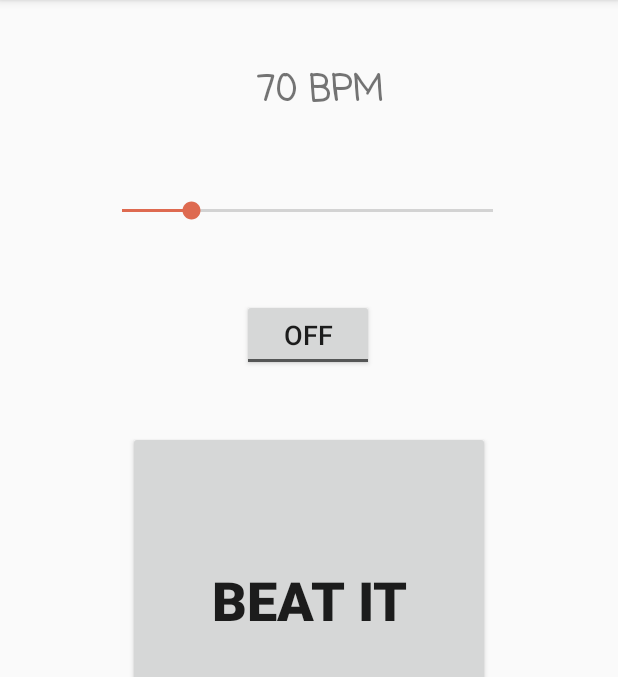
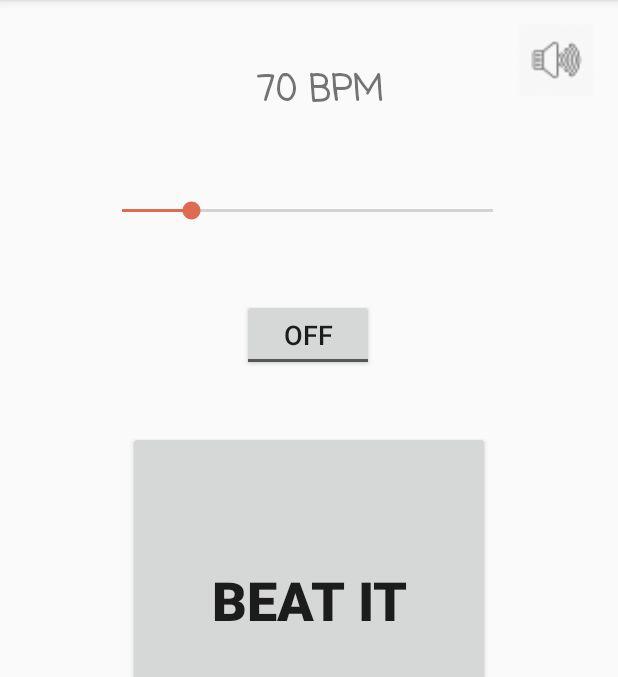
Before and after one commit to PaulDance/PocketBeat, an Android app: the screen it shows after launch (MainActivity), on a phone screen of 412 x 824 dp, the part 84-761 px from its top. Run offline under Robolectric (Android 15) with nearby library versions, the phone set to English and light mode, and no system bars.

Commit message:
Added mute button
Added a ToggleButton in the main Fragment in order to enable the user to mute the sound coming from the application but not the vibrator nor the general sound of the phone.

Signed-off-by: Paul Mabileau <paulmabileau@hotmail.fr>

```diff
--- a/app/src/main/java/eu/tsp/pocketbeat/BeatWorker.java
+++ b/app/src/main/java/eu/tsp/pocketbeat/BeatWorker.java
@@ -33,6 +33,7 @@ public class BeatWorker {               // A lot of code is commented out becaus
 	//private final SoundPool soundPool;
 	//private final int beatId;
 	private final BpmSynchronizer bpmSynchronizer;
+	private boolean soundMuted;
 
 	/**
 	 * Default constructor, requires the activity that started the object and the SeekBar that controls the BPM.
@@ -40,6 +41,7 @@ public class BeatWorker {               // A lot of code is commented out becaus
 	 * @param bpmSynchronizer: The {@link BpmSynchronizer} in {@link MainActivity} that records and helps synchronizing the BPM of the metronome.
 	 */
 	public BeatWorker(Activity activity, BpmSynchronizer bpmSynchronizer) {
+		this.soundMuted = false;
 		this.activity = activity;
 		this.bpmSynchronizer = bpmSynchronizer;
 		this.vibrator = (Vibrator) this.activity.getSystemService(VIBRATOR_SERVICE);
@@ -106,10 +108,11 @@ public class BeatWorker {               // A lot of code is commented out becaus
 	 * Internal method that stores all the code to play the sound of the metronome "beat.ogg" once only.
 	 */
 	private void beatSound() {
-		//this.soundPool.play(this.beatId, 1, 0, 1, 1, 1);
-//		this.beatMediaPlayer.stop();
-		//this.beatMediaPlayer.reset();
-		//this.beatMediaPlayer.release();
+		if (!this.soundMuted) {
+//			this.soundPool.play(this.beatId, 1, 0, 1, 1, 1);
+//			this.beatMediaPlayer.stop();
+//			this.beatMediaPlayer.reset();
+//			this.beatMediaPlayer.release();
 			this.beatMediaPlayer = MediaPlayer.create(this.activity.getApplicationContext(), R.raw.beat);
 			this.beatMediaPlayer.setVolume(1, 1);
 			this.beatMediaPlayer.setLooping(false);
@@ -122,39 +125,40 @@ public class BeatWorker {               // A lot of code is commented out becaus
 			});
 			this.beatMediaPlayer.start();
 
-//		try {
-//			this.beatMediaPlayer.prepare();
-//		} catch (IOException e) {
-//			e.printStackTrace();
-//		}
-//		this.beatMediaPlayer.start();
-//		AssetFileDescriptor afd = this.activity.getApplicationContext().getResources().openRawResourceFd(R.raw.beat);
-//		if (afd == null) return;
-		//this.beatMediaPlayer.reset();
-
-//		try {
-//			//this.beatMediaPlayer.setDataSource(afd.getFileDescriptor(), afd.getStartOffset(), afd.getLength());
-//			//afd.close();
-//			this.beatMediaPlayer.setDataSource(this.activity.getApplicationContext(), Uri.parse("android.resource://com.my.package/" + R.raw.beat));
-//		} catch (IOException e) {
-//			e.printStackTrace();
-//		}
-
-//		if (this.beatCompleted) {
-//			this.beatCompleted = false;
-//			this.beatMediaPlayer.start();
-//		}
-//		else {
-//			this.beatMediaPlayer.prepareAsync();
-//			this.beatMediaPlayer.start();
 //			try {
 //				this.beatMediaPlayer.prepare();
-//				this.beatMediaPlayer.start();
 //			} catch (IOException e) {
-//				System.out.println("nok prepare");
 //				e.printStackTrace();
 //			}
-//		}
+//			this.beatMediaPlayer.start();
+//			AssetFileDescriptor afd = this.activity.getApplicationContext().getResources().openRawResourceFd(R.raw.beat);
+//			if (afd == null) return;
+//				this.beatMediaPlayer.reset();
+//
+//			try {
+//				//this.beatMediaPlayer.setDataSource(afd.getFileDescriptor(), afd.getStartOffset(), afd.getLength());
+//				//afd.close();
+//				this.beatMediaPlayer.setDataSource(this.activity.getApplicationContext(), Uri.parse("android.resource://com.my.package/" + R.raw.beat));
+//			} catch (IOException e) {
+//				e.printStackTrace();
+//			}
+//
+//			if (this.beatCompleted) {
+//				this.beatCompleted = false;
+//				this.beatMediaPlayer.start();
+//			}
+//			else {
+//				this.beatMediaPlayer.prepareAsync();
+//				this.beatMediaPlayer.start();
+//				try {
+//					this.beatMediaPlayer.prepare();
+//					this.beatMediaPlayer.start();
+//				} catch (IOException e) {
+//					System.out.println("nok prepare");
+//					e.printStackTrace();
+//				}
+//			}
+		}
 	}
 
 	/**
@@ -170,6 +174,20 @@ public class BeatWorker {               // A lot of code is commented out becaus
 		}
 	}
 
+	/**
+	 * Mutes the sound of this beat worker.
+	 */
+	public void mute() {
+		this.soundMuted = true;
+	}
+
+	/**
+	 * Unmutes the sound of this beat worker.
+	 */
+	public void unmute() {
+		this.soundMuted = false;
+	}
+
 	@Override
 	protected void finalize() {
 		this.stop();
--- a/app/src/main/java/eu/tsp/pocketbeat/VibFrag.java
+++ b/app/src/main/java/eu/tsp/pocketbeat/VibFrag.java
@@ -17,7 +17,6 @@ public class VibFrag extends Fragment {
 	@Override
 	public View onCreateView(@NonNull LayoutInflater inflater, ViewGroup container, Bundle savedInstanceState) {
 		super.onCreate(savedInstanceState);
-		//System.out.println(container.toString());
 		final View thisView = inflater.inflate(R.layout.fragvib, container, false);
 
 		final TextView bpmView = thisView.findViewById(R.id.bpmView);						// The text view where the bpm number is displayed.
@@ -67,6 +66,18 @@ public class VibFrag extends Fragment {
 			}
 		});
 
+		final ToggleButton toggleSpeakerButton = thisView.findViewById(R.id.toggleSpeakerButton);
+		toggleSpeakerButton.setOnClickListener(new View.OnClickListener() {
+			@Override public void onClick(View v) {
+				if (toggleSpeakerButton.isChecked()) {
+					beatWorker.unmute();
+				}
+				else {
+					beatWorker.mute();
+				}
+			}
+		});
+
 		return thisView;
 	}
 }
--- /dev/null
+++ b/app/src/main/res/drawable/ic_speaker_toggle.xml
@@ -0,0 +1,10 @@
+<?xml version="1.0" encoding="utf-8"?>
+<selector xmlns:android="http://schemas.android.com/apk/res/android">
+	<item
+		android:state_checked="true"
+		android:drawable="@drawable/ic_speaker_on" />
+
+	<item
+		android:state_checked="false"
+		android:drawable="@drawable/ic_speaker_off" />
+</selector>
--- /dev/null
+++ b/app/src/main/res/drawable/ic_speaker_toggle_bg.xml
@@ -0,0 +1,12 @@
+<?xml version="1.0" encoding="utf-8"?>
+<layer-list xmlns:android="http://schemas.android.com/apk/res/android">
+
+	<item
+		android:id="@android:id/background"
+		android:drawable="@color/mainBackground" />
+
+	<item
+		android:id="@android:id/toggle"
+		android:drawable="@drawable/ic_speaker_toggle" />
+
+</layer-list>
--- a/app/src/main/res/layout/fragvib.xml
+++ b/app/src/main/res/layout/fragvib.xml
@@ -85,4 +85,22 @@
         app:layout_constraintStart_toStartOf="parent"
         app:layout_constraintTop_toBottomOf="@+id/beatItButton" />
 
+    <ToggleButton
+        android:id="@+id/toggleSpeakerButton"
+        android:layout_width="50dp"
+        android:layout_height="wrap_content"
+        android:layout_marginTop="16dp"
+        android:layout_marginEnd="16dp"
+        android:layout_marginRight="16dp"
+        android:background="@drawable/ic_speaker_toggle_bg"
+        android:checked="true"
+        android:gravity="center"
+        android:scaleType="fitXY"
+        android:textOff=""
+        android:textOn=""
+        android:textSize="0dp"
+        style="?android:attr/borderlessButtonStyle"
+        app:layout_constraintEnd_toEndOf="parent"
+        app:layout_constraintTop_toTopOf="parent" />
+
 </android.support.constraint.ConstraintLayout>
--- a/app/src/main/res/values/colors.xml
+++ b/app/src/main/res/values/colors.xml
@@ -3,4 +3,5 @@
 	<color name="colorPrimary">#008577</color>
 	<color name="colorPrimaryDark">#00574B</color>
 	<color name="colorAccent">#D81B60</color>
+	<color name="mainBackground">#FAFAFA</color>
 </resources>
```
Also changed, not shown: app/src/main/res/drawable-hdpi/ic_speaker_off.png (added), app/src/main/res/drawable-hdpi/ic_speaker_on.png (added), app/src/main/res/drawable-mdpi/ic_speaker_off.png (added), app/src/main/res/drawable-mdpi/ic_speaker_on.png (added), app/src/main/res/drawable-xhdpi/ic_speaker_off.png (added), app/src/main/res/drawable-xhdpi/ic_speaker_on.png (added), app/src/main/res/drawable-xxhdpi/ic_speaker_off.png (added), app/src/main/res/drawable-xxhdpi/ic_speaker_on.png (added), app/src/main/res/drawable-xxxhdpi/ic_speaker_off.png (added), app/src/main/res/drawable-xxxhdpi/ic_speaker_on.png (added). Lines whose indentation alone changed are shown as unchanged.
